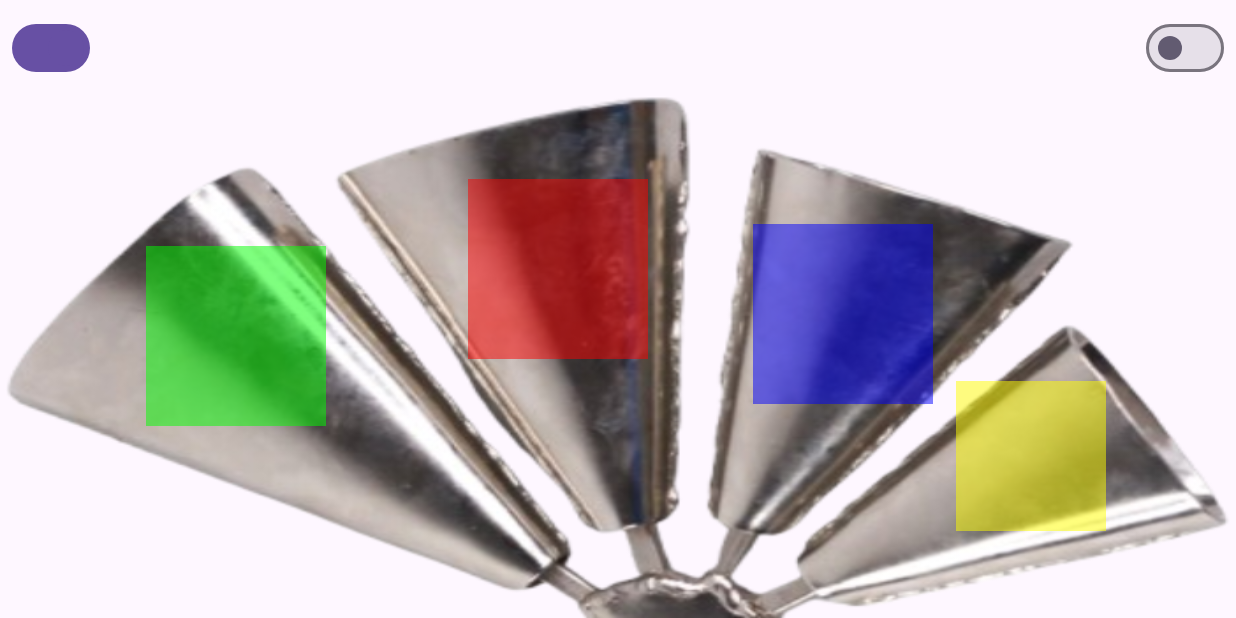
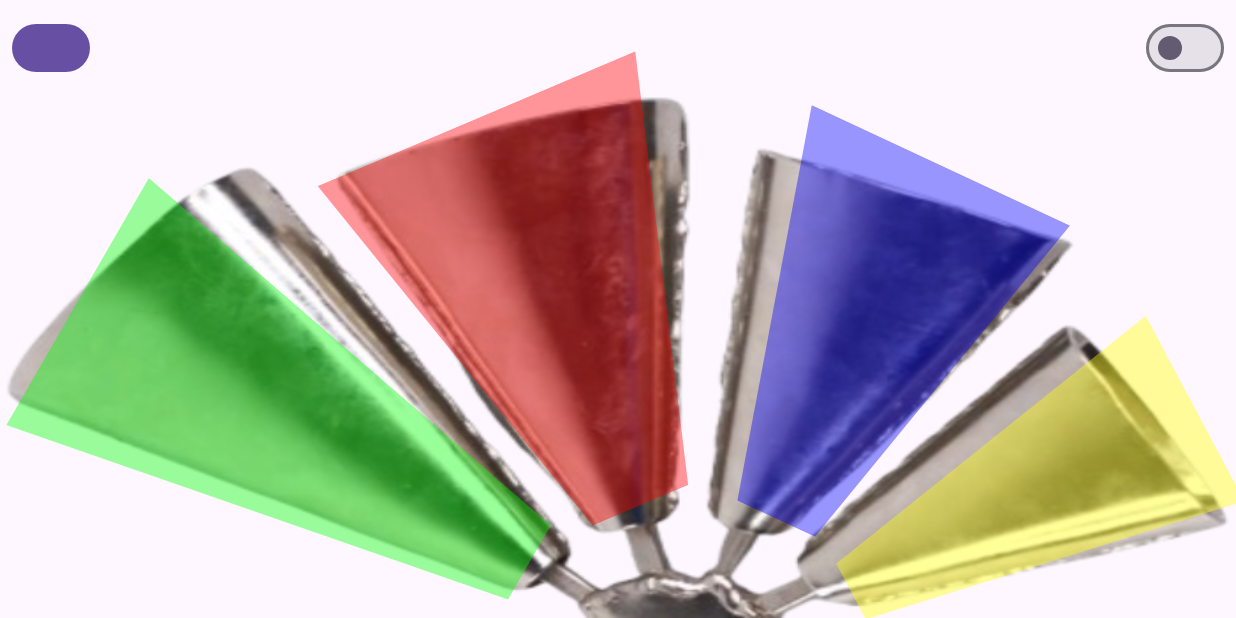
Before and after one commit to MiguellBorgess/SimuladorAgogo, an Android app built with Jetpack Compose: the screen it shows after launch (MainActivity), on a phone screen of 824 x 412 dp (held sideways). Run offline under Robolectric (Android 15) with nearby library versions, the phone set to English and light mode, and no system bars.

Commit message:
Add de hitbox trapezio

```diff
--- a/app/src/main/java/com/example/simuladoragogo/MainActivity.kt
+++ b/app/src/main/java/com/example/simuladoragogo/MainActivity.kt
@@ -1,6 +1,5 @@
-package com.example.simuladoragogo // pacote do app
+package com.example.simuladoragogo
 
-// Importa as bibliotecas necessárias
 import android.media.AudioAttributes
 import android.media.SoundPool
 import android.os.Bundle
@@ -14,10 +13,18 @@ import androidx.compose.material3.*
 import androidx.compose.runtime.*
 import androidx.compose.ui.Alignment
 import androidx.compose.ui.Modifier
+import androidx.compose.ui.draw.clip
+import androidx.compose.ui.draw.rotate
+import androidx.compose.ui.geometry.Size
 import androidx.compose.ui.graphics.Color
+import androidx.compose.ui.graphics.Outline
+import androidx.compose.ui.graphics.Path
+import androidx.compose.ui.graphics.Shape
 import androidx.compose.ui.layout.ContentScale
 import androidx.compose.ui.res.painterResource
 import androidx.compose.ui.tooling.preview.Preview
+import androidx.compose.ui.unit.Density
+import androidx.compose.ui.unit.LayoutDirection
 import androidx.compose.ui.unit.dp
 
 // Classe principal da tela
@@ -35,14 +42,14 @@ class MainActivity : ComponentActivity() {
 
         // Configura os atributos de áudio
         val audioAttributes = AudioAttributes.Builder()
-            .setUsage(AudioAttributes.USAGE_MEDIA) // uso de mídia
-            .setContentType(AudioAttributes.CONTENT_TYPE_SONIFICATION) // efeito curto
+            .setUsage(AudioAttributes.USAGE_MEDIA)
+            .setContentType(AudioAttributes.CONTENT_TYPE_SONIFICATION)
             .build()
 
-        // Cria o SoundPool (permite vários sons ao mesmo tempo)
+        // Cria o SoundPool
         soundPool = SoundPool.Builder()
-            .setMaxStreams(4) // até 4 sons simultâneos
-            .setAudioAttributes(audioAttributes) // usa a configuração acima
+            .setMaxStreams(4)
+            .setAudioAttributes(audioAttributes)
             .build()
 
         // Carrega os sons da pasta res/raw
@@ -53,11 +60,9 @@ class MainActivity : ComponentActivity() {
 
         // Define a interface da tela
         setContent {
-            // Estados: variáveis que mudam a UI
-            var usarImagem by remember { mutableStateOf(true) } // controla imagem/botões
-            var darkMode by remember { mutableStateOf(false) }  // controla tema claro/escuro
+            var usarImagem by remember { mutableStateOf(true) }
+            var darkMode by remember { mutableStateOf(false) }
 
-            // Aplica o tema (claro ou escuro)
             MaterialTheme(colorScheme = if (darkMode) darkColorScheme() else lightColorScheme()) {
                 Surface(modifier = Modifier.fillMaxSize()) {
                     Column(
@@ -70,16 +75,16 @@ class MainActivity : ComponentActivity() {
                             modifier = Modifier
                                 .fillMaxWidth()
                                 .padding(8.dp),
-                            horizontalArrangement = Arrangement.SpaceBetween, // um à esquerda e outro à direita
+                            horizontalArrangement = Arrangement.SpaceBetween,
                             verticalAlignment = Alignment.CenterVertically
                         ) {
                             // Toggle da esquerda (imagem ↔ botões)
                             Switch(
-                                checked = usarImagem, // valor atual
-                                onCheckedChange = { usarImagem = it }, // troca valor quando clicado
+                                checked = usarImagem,
+                                onCheckedChange = { usarImagem = it },
                                 colors = SwitchDefaults.colors(
-                                    checkedThumbColor = MaterialTheme.colorScheme.primary,   // cor ligada
-                                    uncheckedThumbColor = MaterialTheme.colorScheme.secondary // cor desligada
+                                    checkedThumbColor = MaterialTheme.colorScheme.primary,
+                                    uncheckedThumbColor = MaterialTheme.colorScheme.secondary
                                 )
                             )
 
@@ -96,7 +101,6 @@ class MainActivity : ComponentActivity() {
 
                         // Decide qual tela mostrar
                         if (usarImagem) {
-                            // Mostra imagem do agogô
                             TelaComImagem(
                                 onBoca1 = { tocar(sound1) },
                                 onBoca2 = { tocar(sound2) },
@@ -104,7 +108,6 @@ class MainActivity : ComponentActivity() {
                                 onBoca4 = { tocar(sound4) }
                             )
                         } else {
-                            // Mostra botões
                             TelaComBotoes(
                                 onBoca1 = { tocar(sound1) },
                                 onBoca2 = { tocar(sound2) },
@@ -118,13 +121,10 @@ class MainActivity : ComponentActivity() {
         }
     }
 
-    // Função que toca o som
     private fun tocar(soundId: Int) {
-        // play(id, volumeEsq, volumeDir, prioridade, loop, velocidade)
         soundPool.play(soundId, 1f, 1f, 0, 0, 1f)
     }
 
-    // Quando a tela fecha, libera os sons da memória
     override fun onDestroy() {
         super.onDestroy()
         soundPool.release()
@@ -134,12 +134,8 @@ class MainActivity : ComponentActivity() {
 // --- Tela com BOTÕES ---
 @Composable
 fun TelaComBotoes(
-    onBoca1: () -> Unit,
-    onBoca2: () -> Unit,
-    onBoca3: () -> Unit,
-    onBoca4: () -> Unit
+    onBoca1: () -> Unit, onBoca2: () -> Unit, onBoca3: () -> Unit, onBoca4: () -> Unit
 ) {
-    // Container centralizado
     Column(
         modifier = Modifier
             .fillMaxSize()
@@ -147,46 +143,57 @@ fun TelaComBotoes(
         verticalArrangement = Arrangement.Center,
         horizontalAlignment = Alignment.CenterHorizontally
     ) {
-        // Primeira linha com dois botões
-        Row(
-            horizontalArrangement = Arrangement.spacedBy(16.dp)
-        ) {
-            Button(
-                onClick = onBoca4,
-                modifier = Modifier.size(180.dp)
-            ) { Text("4") }
-
-            Button(
-                onClick = onBoca3,
-                modifier = Modifier.size(180.dp)
-            ) { Text("3") }
-
-            Button(
-                onClick = onBoca2,
-                modifier = Modifier.size(180.dp)
-            ) { Text("2") }
-
-            Button(
-                onClick = onBoca1,
-                modifier = Modifier.size(180.dp) // quadrado
-            ) { Text("1") }
+        Row(horizontalArrangement = Arrangement.spacedBy(16.dp)) {
+            Button(onClick = onBoca4, modifier = Modifier.size(180.dp)) { Text("4") }
+            Button(onClick = onBoca3, modifier = Modifier.size(180.dp)) { Text("3") }
+            Button(onClick = onBoca2, modifier = Modifier.size(180.dp)) { Text("2") }
+            Button(onClick = onBoca1, modifier = Modifier.size(180.dp)) { Text("1") }
         }
-
-        Spacer(modifier = Modifier.height(16.dp)) // espaçamento entre linhas
+        Spacer(modifier = Modifier.height(16.dp))
     }
 }
 
 
-// --- Tela com IMAGEM ---
+// --- NOVA SHAPE CONFIGURÁVEL ---
+/**
+ * Cria uma Shape de trapézio onde você pode configurar as proporções.
+ * @param topWidthRatio Proporção da largura do topo (ex: 0.8f significa 80% da largura total).
+ * @param bottomWidthRatio Proporção da largura da base (ex: 1.0f significa 100% da largura total).
+ */
+class ConfigurableTrapezoidShape(
+    private val topWidthRatio: Float,
+    private val bottomWidthRatio: Float
+) : Shape {
+    override fun createOutline(size: Size, layoutDirection: LayoutDirection, density: Density): Outline {
+        val topWidth = size.width * topWidthRatio
+        val bottomWidth = size.width * bottomWidthRatio
+
+        // Calcula os pontos X para centralizar as linhas
+        val topStartX = (size.width - topWidth) / 2
+        val bottomStartX = (size.width - bottomWidth) / 2
+
+        val path = Path().apply {
+            moveTo(topStartX, 0f) // Canto superior esquerdo
+            lineTo(topStartX + topWidth, 0f) // Canto superior direito
+            lineTo(bottomStartX + bottomWidth, size.height) // Canto inferior direito
+            lineTo(bottomStartX, size.height) // Canto inferior esquerdo
+            close()
+        }
+        return Outline.Generic(path)
+    }
+}
+
+
+// --- TELA COM IMAGEM (VERSÃO COM SHAPES EDITÁVEIS) ---
+// --- TELA COM IMAGEM (VERSÃO COM PREVISÕES AJUSTADAS) ---
 @Composable
 fun TelaComImagem(
-    onBoca1: () -> Unit,
-    onBoca2: () -> Unit,
-    onBoca3: () -> Unit,
-    onBoca4: () -> Unit
+    onBoca1: () -> Unit, onBoca2: () -> Unit, onBoca3: () -> Unit, onBoca4: () -> Unit
 ) {
-    Box(modifier = Modifier.fillMaxSize()) {
-        // Imagem do agogô
+    Box(
+        modifier = Modifier.fillMaxSize(),
+        contentAlignment = Alignment.Center // Mantém o centro como referência
+    ) {
         Image(
             painter = painterResource(id = R.drawable.agogonobg),
             contentDescription = "Agogô",
@@ -194,48 +201,51 @@ fun TelaComImagem(
             contentScale = ContentScale.FillBounds
         )
 
-        // Boca 1 (amarela) – menor, direita
+        // Boca 4 (verde) – PREVISÃO
         Box(
             modifier = Modifier
-                .align(Alignment.TopCenter)
-                .offset(x = 275.dp, y = 190.dp)
-                .size(100.dp)
-                .background(Color.Yellow.copy(alpha = 0.5f))
-                .clickable { onBoca1() }
+                .offset(x = (-210).dp, y = (50).dp)
+                .rotate(120f)
+                .size(width = 190.dp, height = 350.dp)
+                .clip(ConfigurableTrapezoidShape(topWidthRatio = 0.3f, bottomWidthRatio = 1.0f))
+                .background(Color.Green.copy(alpha = 0.4f))
+                .clickable { onBoca4() }
         )
 
-        // Boca 2 (azul)
+        // Boca 3 (vermelha) – PREVISÃO
         Box(
             modifier = Modifier
-                .align(Alignment.TopCenter)
-                .offset(x = 150.dp, y = 85.dp)
-                .size(120.dp)
-                .background(Color.Blue.copy(alpha = 0.5f))
+                .offset(x = (-40).dp, y = (-30).dp)
+                .rotate(157f)
+                .size(width = 230.dp, height = 280.dp)
+                .clip(ConfigurableTrapezoidShape(topWidthRatio = 0.3f, bottomWidthRatio = 1.0f))
+                .background(Color.Red.copy(alpha = 0.4f))
+                .clickable { onBoca3() }
+        )
+
+        // Boca 2 (azul) – PREVISÃO
+        Box(
+            modifier = Modifier
+                .offset(x = (160).dp, y = (-10).dp)
+                .rotate(-155f)
+                .size(width = 190.dp, height = 260.dp)
+                .clip(ConfigurableTrapezoidShape(topWidthRatio = 0.3f, bottomWidthRatio = 1.0f))
+                .background(Color.Blue.copy(alpha = 0.4f))
                 .clickable { onBoca2() }
         )
 
-        // Boca 3 (vermelha)
+        // Boca 1 (amarela) – SEUS VALORES IDEAIS
         Box(
             modifier = Modifier
-                .align(Alignment.TopCenter)
-                .offset(x = -40.dp, y = 55.dp)
-                .size(120.dp)
-                .background(Color.Red.copy(alpha = 0.5f))
-                .clickable { onBoca3() }
-        )
-
-        // Boca 4 (verde) – maior, esquerda
-        Box(
-            modifier = Modifier
-                .align(Alignment.TopCenter)
-                .offset(x = -255.dp, y = 100.dp)
-                .size(120.dp)
-                .background(Color.Green.copy(alpha = 0.5f))
-                .clickable { onBoca4() }
+                .offset(x = 270.dp, y = (95).dp)
+                .rotate(-118f)
+                .size(width = 140.dp, height = 260.dp)
+                .clip(ConfigurableTrapezoidShape(topWidthRatio = 0.3f, bottomWidthRatio = 1.0f))
+                .background(Color.Yellow.copy(alpha = 0.4f))
+                .clickable { onBoca1() }
         )
     }
 }
-
 
 
 // Preview (só aparece no Android Studio, não no app real)
```
